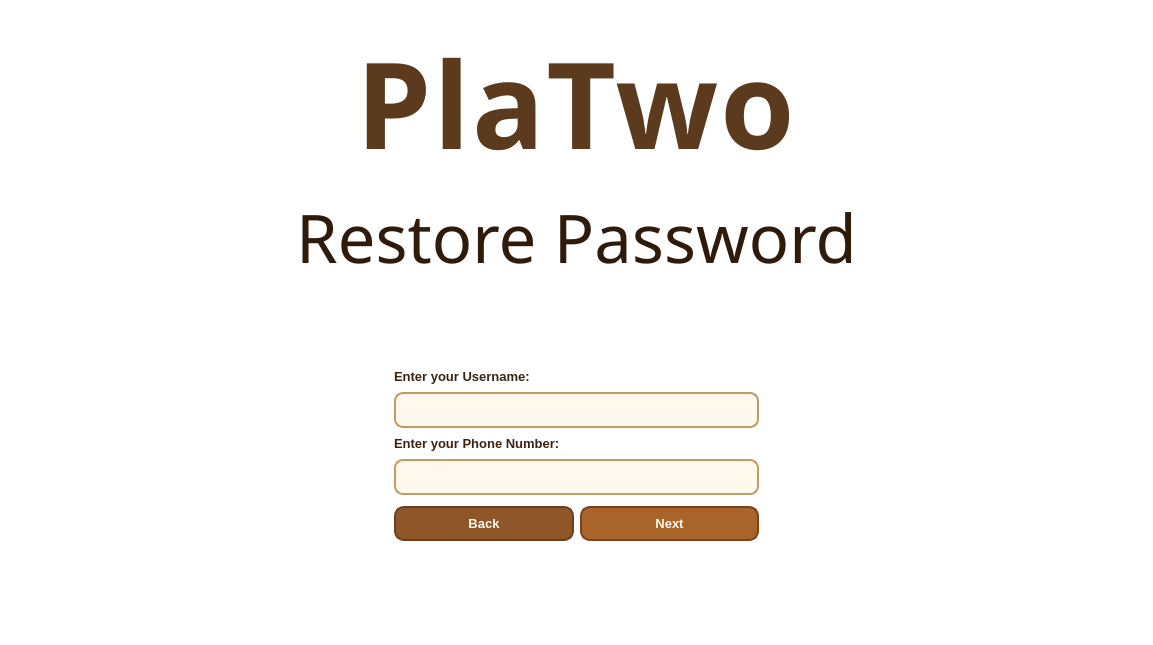
Before: the Qt Designer form UI/Auth/ForgotPassword/forgot_password.ui in PlaTwo-project/PlaTwo, drawn with Qt 5.
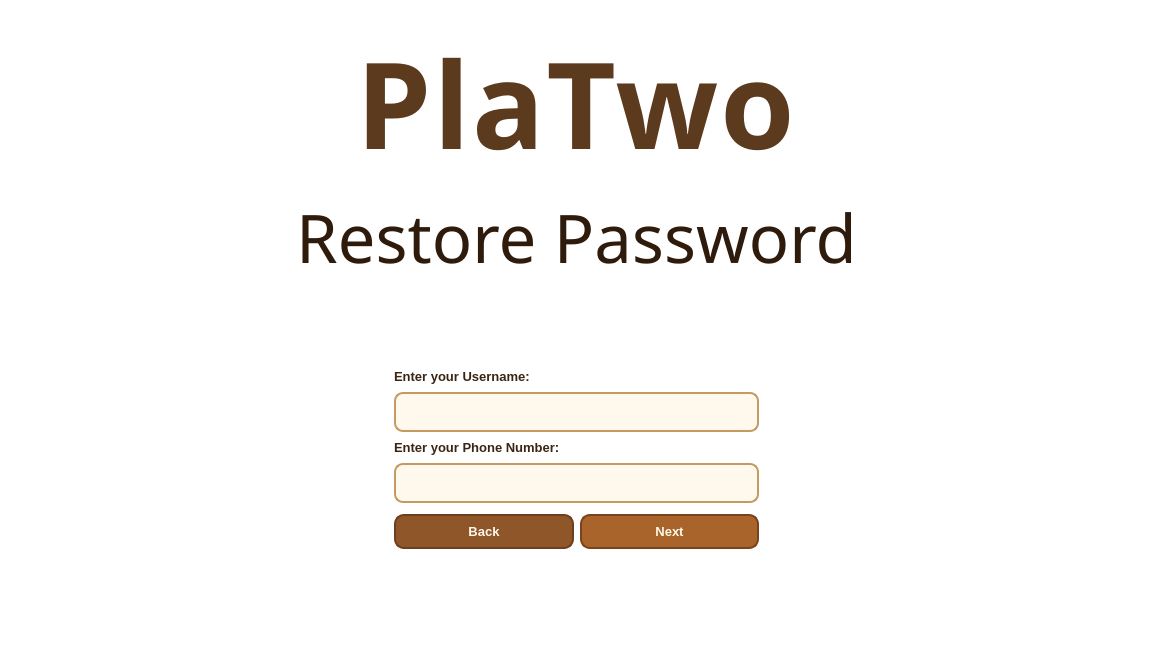
After: the same form once the commit is applied.

```diff
--- a/UI/Auth/ForgotPassword/forgot_password.ui
+++ b/UI/Auth/ForgotPassword/forgot_password.ui
@@ -139,6 +139,12 @@
                <height>16777215</height>
               </size>
              </property>
+             <property name="font">
+              <font>
+               <family>Segoe UI Semibold</family>
+               <pointsize>11</pointsize>
+              </font>
+             </property>
              <property name="styleSheet">
               <string notr="true">QLineEdit {
     background-color: rgba(255, 248, 235, 235);
@@ -200,6 +206,12 @@
                <height>16777215</height>
               </size>
              </property>
+             <property name="font">
+              <font>
+               <family>Segoe UI Semibold</family>
+               <pointsize>11</pointsize>
+              </font>
+             </property>
              <property name="styleSheet">
               <string notr="true">QLineEdit {
     background-color: rgba(255, 248, 235, 235);
```
Left out of the diff: 12 changed lines with no effect on the pictures.
